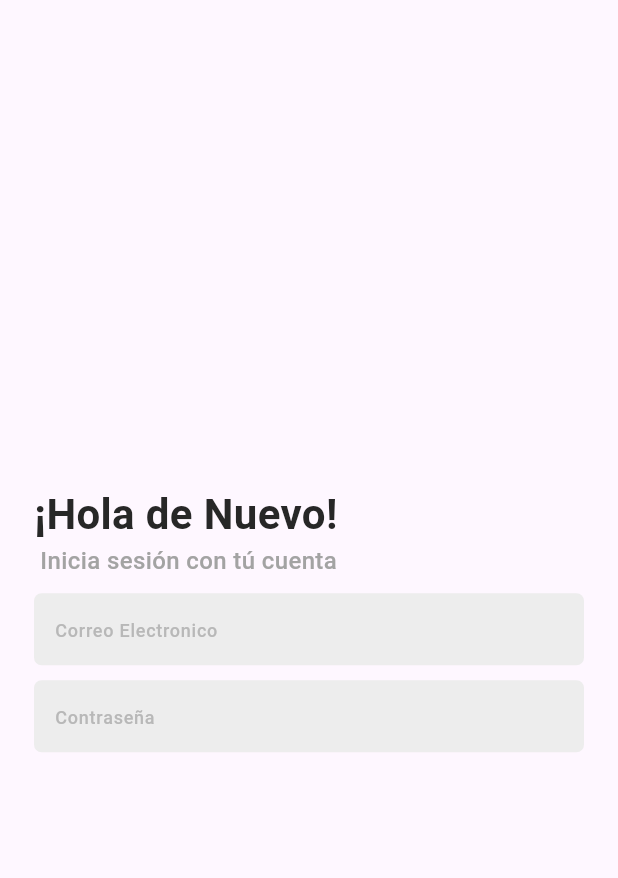
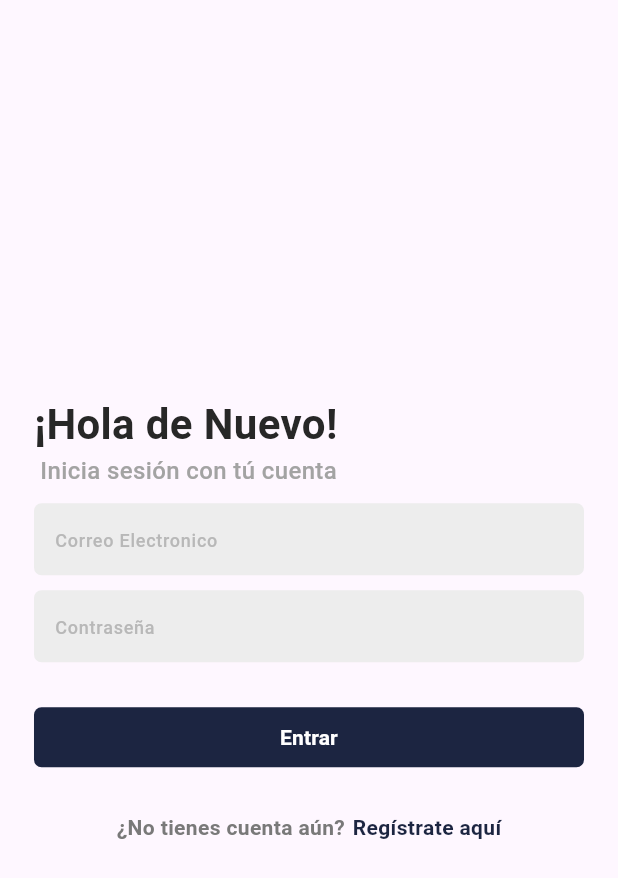
Before and after one commit to IsaiGonzalez08/messaging-app, a Flutter app: the screen it shows after launch, on a phone screen of 412 x 824 dp. Shown: the top 878 px of the screen. Run offline on Flutter 3.47's test engine with Material 3 defaults, Android fonts, the light colour scheme and no system bars; our stand-ins replace firebase_core; accounts and stored records are empty.

Commit message:
[UPDATE] login_screen and add button_widget

```diff
--- a/lib/presentation/screens/login_screen.dart
+++ b/lib/presentation/screens/login_screen.dart
@@ -1,3 +1,4 @@
+import 'package:app_mensajeria/presentation/widgets/button_widget.dart';
 import 'package:app_mensajeria/presentation/widgets/textfield_password_widget.dart';
 import 'package:app_mensajeria/presentation/widgets/textfield_widget.dart';
 import 'package:flutter/material.dart';
@@ -58,7 +59,45 @@ class MyLoginScreen extends StatelessWidget {
             MyPasswordTextFieldWidget(
                 text: 'Contraseña',
                 width: 420,
-                controllerTextField: _passwordController)
+                controllerTextField: _passwordController),
+            const SizedBox(
+              height: 30,
+            ),
+            const ButtonWidget(
+                textButton: 'Entrar',
+                width: 420,
+                height: 40,
+                fontSize: 14,
+                fontWeight: FontWeight.w600,
+                color: Color(0xFF1C2541),
+                colorText: Color(0xFFFFFFFF)),
+            const SizedBox(
+              height: 30,
+            ),
+            Row(
+              mainAxisAlignment: MainAxisAlignment.center,
+              children: [
+                const Text(
+                  '¿No tienes cuenta aún?',
+                  style: TextStyle(
+                      fontSize: 14,
+                      fontWeight: FontWeight.w600,
+                      color: Color(0xFF797979)),
+                ),
+                const SizedBox(
+                  width: 5,
+                ),
+                InkWell(
+                    onTap: () {},
+                    child: const Text(
+                      'Regístrate aquí',
+                      style: TextStyle(
+                          fontSize: 14,
+                          fontWeight: FontWeight.w600,
+                          color: Color(0xFF1C2541)),
+                    ))
+              ],
+            )
           ],
         ),
       ),
--- /dev/null
+++ b/lib/presentation/widgets/button_widget.dart
@@ -0,0 +1,47 @@
+import 'package:flutter/material.dart';
+
+class ButtonWidget extends StatelessWidget {
+  const ButtonWidget({
+    Key? key,
+    required this.textButton,
+    required this.width,
+    required this.height,
+    required this.fontSize,
+    required this.fontWeight,
+    required this.color,
+    required this.colorText,
+    this.onPressed,
+  }) : super(key: key);
+  final String textButton;
+  final double fontSize;
+  final double width;
+  final double height;
+  final FontWeight fontWeight;
+  final Color color;
+  final Color colorText;
+  final Function()? onPressed;
+
+  @override
+  Widget build(BuildContext context) {
+    return Container(
+      width: width,
+      height: height,
+      decoration: BoxDecoration(
+        color: color,
+        borderRadius: BorderRadius.circular(5),
+      ),
+      child: TextButton(
+        onPressed: onPressed,
+        child: Text(
+          textButton,
+          textAlign: TextAlign.center,
+          style: TextStyle(
+            color: colorText,
+            fontWeight: fontWeight,
+            fontSize: fontSize,
+          ),
+        ),
+      ),
+    );
+  }
+}
```
